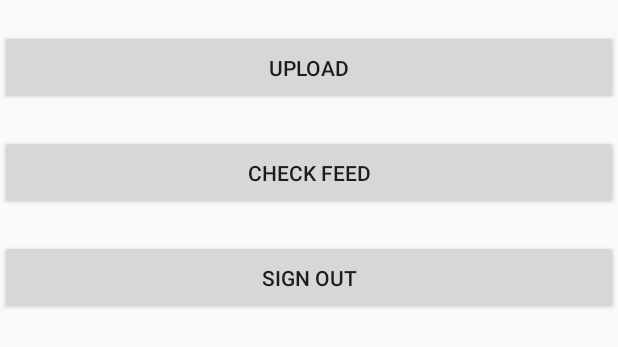
After one commit to crisBoi/FirebaseFunctionalities-java, an Android app: the layout activity_home_page.xml on its own in the app's theme, with its tools: preview values and no code run, on a phone screen of 412 x 824 dp. The commit adds this screen. Shown: the top 347 px of the screen. Run offline under Robolectric (Android 15) with nearby library versions, the phone set to English and light mode, and no system bars.

Commit message:
sigout functionality added, home page added

```diff
--- a/app/src/main/AndroidManifest.xml
+++ b/app/src/main/AndroidManifest.xml
@@ -16,6 +16,7 @@
                 <category android:name="android.intent.category.LAUNCHER" />
             </intent-filter>
         </activity>
+        <activity android:name=".HomePageActivity" />
     </application>
 
 </manifest>
--- /dev/null
+++ b/app/src/main/res/layout/activity_home_page.xml
@@ -0,0 +1,29 @@
+<?xml version="1.0" encoding="utf-8"?>
+<RelativeLayout xmlns:android="http://schemas.android.com/apk/res/android"
+    android:layout_width="match_parent"
+    android:layout_height="match_parent">
+
+    <Button
+        android:id="@+id/upload_btn"
+        android:text="Upload"
+        android:layout_marginTop="20dp"
+        android:layout_width="match_parent"
+        android:layout_height="50dp"/>
+
+    <Button
+        android:id="@+id/check_feed_btn"
+        android:layout_below="@+id/upload_btn"
+        android:text="check feed"
+        android:layout_marginTop="20dp"
+        android:layout_width="match_parent"
+        android:layout_height="50dp"/>
+
+    <Button
+        android:id="@+id/sign_out_btn"
+        android:layout_below="@+id/check_feed_btn"
+        android:text="Sign out"
+        android:layout_marginTop="20dp"
+        android:layout_width="match_parent"
+        android:layout_height="50dp"/>
+
+</RelativeLayout>
```
Also changed, not shown: app/src/main/java/com/example/inhabitpototypr_0/HomePageActivity.java (added, +38 -0 lines), app/src/main/java/com/example/inhabitpototypr_0/MainActivity.java (+12 -0 lines).
